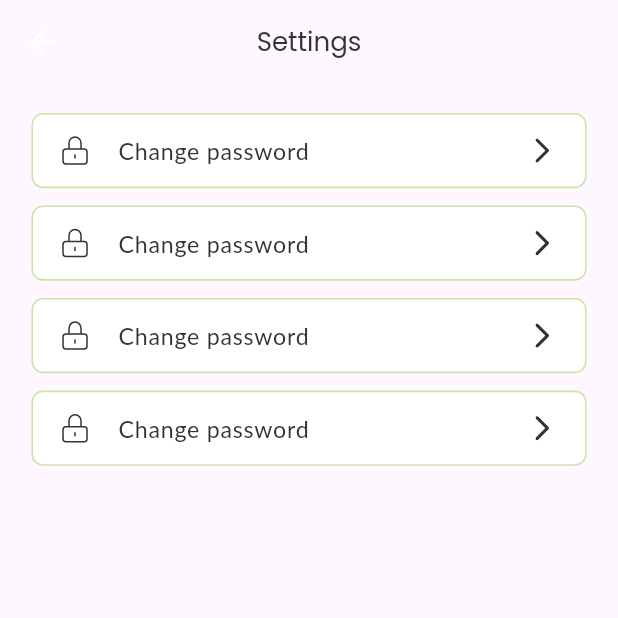
After one commit to bdCalling-Sdt-hub/Service-App, a Flutter app: the ProfileScreen screen opened directly, after a tap on "Settings", on a phone screen of 412 x 824 dp, the top half of it. The commit adds this screen. Run offline on Flutter 3.47's test engine with Material 3 defaults, Android fonts, the phone set to English and light mode, and no system bars; our stand-ins replace cached_network_image, flutter_chat_bubble, flutter_rating_bar, flutter_screenutil, flutter_spinkit, flutter_svg and 4 more; accounts and stored records are empty; Roboto replaces fonts that are missing (Lato).

Commit message:
setting screen done

```diff
--- a/lib/helpers/route.dart
+++ b/lib/helpers/route.dart
@@ -11,6 +11,7 @@ import '../views/screen/message/Inbox_message/chat_screen.dart';
 import '../views/screen/notifications/notifications.dart';
 import '../views/screen/search/search_screen.dart';
 import '../views/screen/service_details/service_details_screen.dart';
+import '../views/screen/setting/setting_screen.dart';
 
 class AppRoutes{
 
@@ -25,6 +26,7 @@ class AppRoutes{
   static String scarchScreen="/scarchScreen";
   static String chatScreen="/ChatScreen";
   static String serviceDetailsScreen="/ServiceDetailsScreen";
+  static String settingScreen="/SettingScreen";
 
 
  static List<GetPage> page=[
@@ -39,6 +41,7 @@ class AppRoutes{
     GetPage(name:scarchScreen, page: ()=> ScarchScreen()),
     GetPage(name:chatScreen, page: ()=> ChatScreen()),
     GetPage(name:serviceDetailsScreen, page: ()=> ServiceDetailsScreen()),
+    GetPage(name:settingScreen, page: ()=> SettingScreen()),
 
 
   ];
--- a/lib/utils/app_icons.dart
+++ b/lib/utils/app_icons.dart
@@ -40,6 +40,11 @@ class AppIcons{
   static String setting ="$path/setting.svg";
   static String logout ="$path/logout.svg";
   static String locationServiceCard ="$path/location_serviceCard.svg";
+  static String lock ="$path/lock.svg";
+  static String privacePolice ="$path/privace_police.svg";
+  static String termsConditions ="$path/termsConditions.svg";
+  static String aboutUs ="$path/about_us.svg";
+  static String arrowRight ="$path/arrow_right.svg";
 
 
 }
--- a/lib/utils/app_strings.dart
+++ b/lib/utils/app_strings.dart
@@ -33,6 +33,12 @@ class AppString {
   static const String categories = "Categories";
   static const String seeAll = "See all";
   static const String search = "Search";
+  static const String personalInformaition = "Personal Information";
+  static const String switchToProviderAccount = "Switch to provider account";
+  static const String bookingRequest = "Booking Request";
+  static const String myBookings = "My Bookings";
+  static const String setting = "Settings";
+  static const String logout = "Log out";
   static const String nearbyHelps = "Nearby Helps";
   static const String popularHelps = "Popular Helps";
   static const String notifications = "Notifications";
@@ -40,4 +46,8 @@ class AppString {
   static const String helps = "Helps";
   static const String details = "Details";
   static const String profile = "Profile";
+  static const String changePassword = "Change password";
+  static const String privacyPolicys = "Privacy policy";
+  static const String termsConditionss = "Terms & conditions";
+  static const String aboutUs = "About us";
 }
--- a/lib/views/base/custom_list_tile.dart
+++ b/lib/views/base/custom_list_tile.dart
@@ -8,9 +8,11 @@ class CustomListTile extends StatelessWidget {
   final Widget? prefixIcon;
   final Widget? sufixIcon;
   final Color? borderColor;
+  final VoidCallback? onTap;
   const CustomListTile({
     super.key,
     required this.title,
+    this.onTap,
     this.prefixIcon,
     this.sufixIcon,
     this.borderColor,
@@ -20,6 +22,8 @@ class CustomListTile extends StatelessWidget {
   Widget build(BuildContext context) {
     return Padding(
       padding: EdgeInsets.only(bottom: 12.h),
+      child: GestureDetector(
+        onTap: onTap,
         child: Container(
           clipBehavior: Clip.antiAlias,
           decoration: BoxDecoration(
@@ -41,6 +45,7 @@ class CustomListTile extends StatelessWidget {
             ),
           ),
         ),
+      ),
     );
   }
 }
--- a/lib/views/screen/Profile/profile_screen.dart
+++ b/lib/views/screen/Profile/profile_screen.dart
@@ -2,9 +2,12 @@ import 'package:flutter/cupertino.dart';
 import 'package:flutter/material.dart';
 import 'package:flutter_screenutil/flutter_screenutil.dart';
 import 'package:flutter_svg/flutter_svg.dart';
+import 'package:get/get.dart';
+import 'package:service_app/helpers/route.dart';
 import 'package:service_app/utils/app_colors.dart';
 import 'package:service_app/utils/app_dimentions.dart';
 import 'package:service_app/utils/app_icons.dart';
+import 'package:service_app/utils/app_strings.dart';
 
 import '../../base/custom_list_tile.dart';
 import 'Inner_widget/top_container_section.dart';
@@ -46,7 +49,7 @@ class _ProfileScreenState extends State<ProfileScreen> {
 
                   },
                   child: CustomListTile(
-                    title: "Switch to provider account",
+                    title: AppString.switchToProviderAccount,
                     prefixIcon: SvgPicture.asset(AppIcons.user,  color: AppColors.primaryColor),
                     sufixIcon: Stack(
                       clipBehavior: Clip.none,
@@ -84,33 +87,36 @@ class _ProfileScreenState extends State<ProfileScreen> {
 
 
                 CustomListTile(
-                  title: "Personal Information",
+                  title: AppString.personalInformaition,
                   prefixIcon: SvgPicture.asset(AppIcons.user,  color: AppColors.primaryColor),
                 ),
 
 
 
                 CustomListTile(
-                  title: "Booking Request",
+                  title: AppString.bookingRequest,
                   prefixIcon: SvgPicture.asset(AppIcons.bookingRequest,  color: AppColors.primaryColor),
                 ),
 
 
                 CustomListTile(
-                  title: "My Bookings",
+                  title:AppString.myBookings,
                   prefixIcon: SvgPicture.asset(AppIcons.bookingRequest,  color: AppColors.primaryColor),
                 ),
 
 
 
                 CustomListTile(
-                  title: "Settings",
+                  onTap: (){
+                    Get.toNamed(AppRoutes.settingScreen);
+                  },
+                  title: AppString.setting,
                   prefixIcon: SvgPicture.asset(AppIcons.setting,  color: AppColors.primaryColor),
                 ),
 
 
                 CustomListTile(
-                  title: "Log out",
+                  title: AppString.logout,
                   prefixIcon: SvgPicture.asset(AppIcons.setting,  color: AppColors.primaryColor),
                 ),
               ],
--- /dev/null
+++ b/lib/views/screen/setting/setting_screen.dart
@@ -0,0 +1,76 @@
+import 'package:flutter/material.dart';
+import 'package:flutter_screenutil/flutter_screenutil.dart';
+import 'package:flutter_svg/flutter_svg.dart';
+import 'package:service_app/utils/app_dimentions.dart';
+import 'package:service_app/utils/app_icons.dart';
+import 'package:service_app/views/base/custom_list_tile.dart';
+
+import '../../../utils/app_colors.dart';
+import '../../../utils/app_strings.dart';
+import '../../base/custom_text.dart';
+
+class SettingScreen extends StatelessWidget {
+  const SettingScreen({super.key});
+
+  @override
+  Widget build(BuildContext context) {
+    return Scaffold(
+
+      appBar: AppBar(
+        title: CustomText(
+          text: AppString.setting,
+          fontsize: 18.h,
+          fontWeight: FontWeight.w500,
+          color: AppColors.black333333,
+        ),
+      ),
+
+
+
+      body: Padding(
+        padding:  EdgeInsets.symmetric(horizontal: Dimensions.paddingSizeDefault.w,vertical: Dimensions.paddingSizeDefault.h),
+        child: Column(
+        children: [
+
+          CustomListTile(
+            onTap: (){},
+            title: AppString.changePassword,
+            prefixIcon: SvgPicture.asset(AppIcons.lock),
+            sufixIcon: SvgPicture.asset(AppIcons.arrowRight),
+
+          ),
+
+
+
+          CustomListTile(
+            onTap: (){},
+            title: AppString.changePassword,
+            prefixIcon: SvgPicture.asset(AppIcons.lock),
+            sufixIcon: SvgPicture.asset(AppIcons.arrowRight),
+
+          ),
+
+
+          CustomListTile(
+            onTap: (){},
+            title: AppString.changePassword,
+            prefixIcon: SvgPicture.asset(AppIcons.lock),
+            sufixIcon: SvgPicture.asset(AppIcons.arrowRight),
+
+          ),
+
+
+          CustomListTile(
+            onTap: (){},
+            title: AppString.changePassword,
+            prefixIcon: SvgPicture.asset(AppIcons.lock),
+            sufixIcon: SvgPicture.asset(AppIcons.arrowRight),
+
+          ),
+
+        ],
+        ),
+      ),
+    );
+  }
+}
```
Also changed, not shown: assets/icons/about_us.svg (added), assets/icons/arrow_right.svg (added), assets/icons/lock.svg (added), assets/icons/privace_police.svg (added), assets/icons/termsConditions.svg (added). Lines whose indentation alone changed are shown as unchanged.
